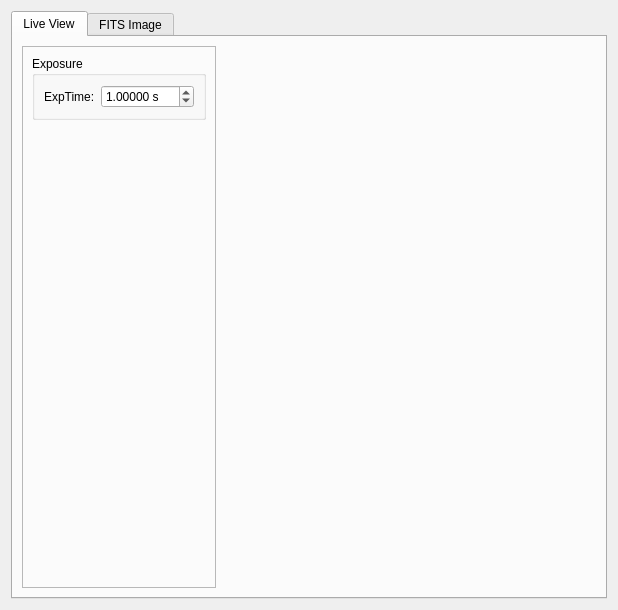
The window that pyobs_gui/qt/widgetvideo.ui (pyobs/pyobs-gui) describes before a commit, drawn with Qt 5.
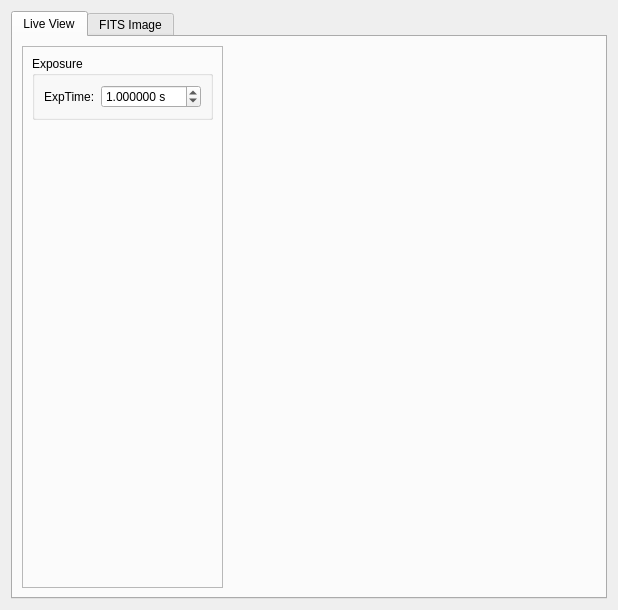
The same window after the commit.

Commit message: added more digits to exposure time

Diff of the .ui file:
```diff
--- a/pyobs_gui/qt/widgetvideo.ui
+++ b/pyobs_gui/qt/widgetvideo.ui
@@ -45,7 +45,7 @@
                 <string> s</string>
                </property>
                <property name="decimals">
-                <number>5</number>
+                <number>6</number>
                </property>
                <property name="maximum">
                 <double>999.000000000000000</double>
```
The commit also changes 1 other file.
